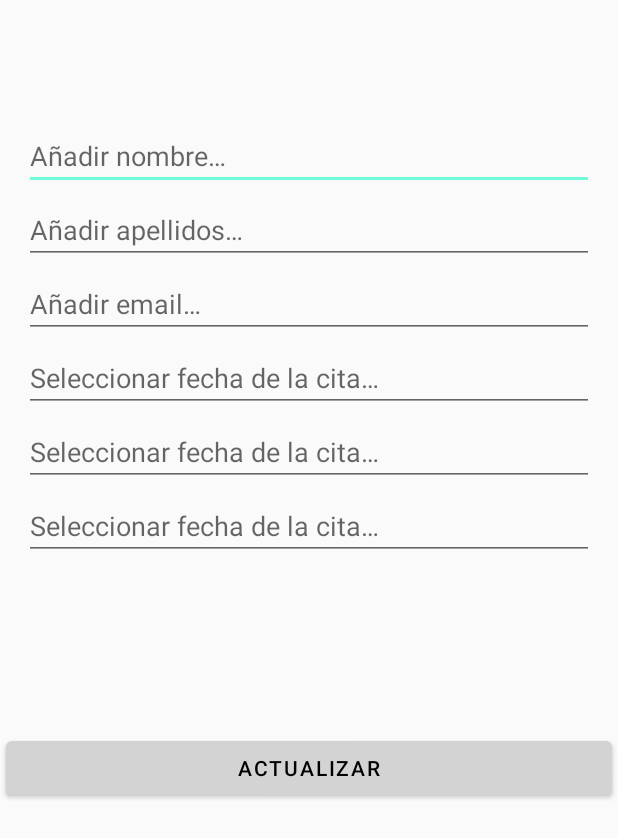
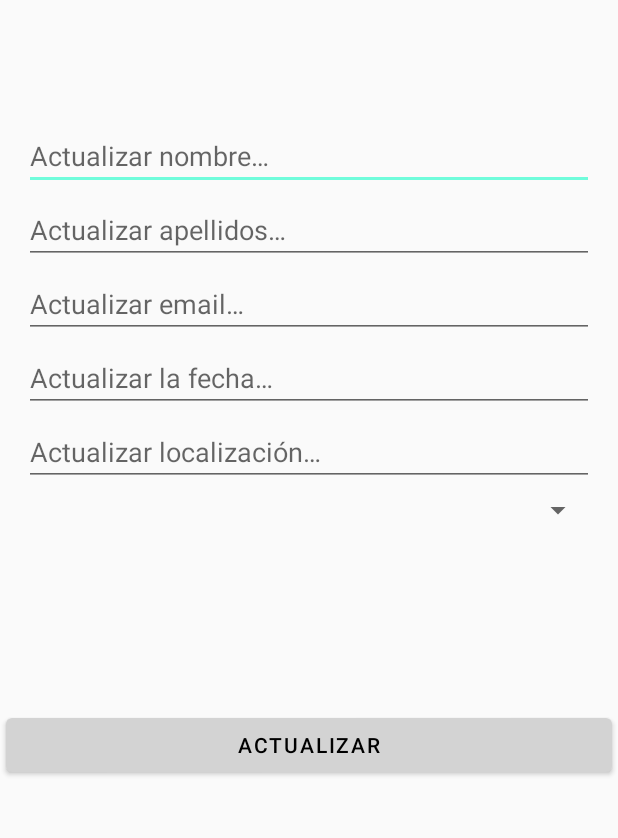
Before and after one commit to JorgeGalingP/android-appointments, an Android app: the layout activity_update.xml on its own in the app's theme, with its tools: preview values and no code run, on a phone screen of 412 x 824 dp. Shown: the top 838 px of the screen. Run offline under Robolectric (Android 15) with nearby library versions, the phone set to English and light mode, and no system bars.

Commit message:
WIP Spinner State on UpdateActivity.java

```diff
--- a/app/src/main/res/layout/activity_update.xml
+++ b/app/src/main/res/layout/activity_update.xml
@@ -16,7 +16,7 @@
             android:id="@+id/editTextName"
             tools:layout_editor_absoluteX="37dp"
             android:autofillHints=""
-            android:hint="@string/registry_name"
+            android:hint="@string/update_name"
             android:singleLine="true"
             android:layout_marginRight="16dp"
             android:layout_marginLeft="16dp"
@@ -32,7 +32,7 @@
             android:id="@+id/editTextSurname"
             tools:layout_editor_absoluteX="0dp"
             android:autofillHints=""
-            android:hint="@string/registry_surname"
+            android:hint="@string/update_surname"
             android:singleLine="true"
             android:layout_marginRight="16dp"
             android:layout_marginLeft="16dp"
@@ -49,7 +49,7 @@
             android:id="@+id/editTextEmail"
             tools:layout_editor_absoluteX="0dp"
             android:autofillHints=""
-            android:hint="@string/registry_email"
+            android:hint="@string/update_email"
             android:singleLine="true"
             android:layout_marginRight="16dp"
             android:layout_marginLeft="16dp"
@@ -67,7 +67,7 @@
             android:id="@+id/editTextDate"
             tools:layout_editor_absoluteX="0dp"
             android:autofillHints=""
-            android:hint="@string/registry_date"
+            android:hint="@string/update_date"
             android:singleLine="true"
             android:layout_marginRight="16dp"
             android:layout_marginLeft="16dp"
@@ -85,7 +85,7 @@
             android:id="@+id/editTextLocation"
             tools:layout_editor_absoluteX="0dp"
             android:autofillHints=""
-            android:hint="@string/registry_date"
+            android:hint="@string/update_location"
             android:singleLine="true"
             android:layout_marginRight="16dp"
             android:layout_marginLeft="16dp"
@@ -93,7 +93,7 @@
             app:layout_constraintBottom_toBottomOf="parent"
             app:layout_constraintTop_toBottomOf="@+id/editTextDate"
             app:layout_constraintVertical_bias="0.0"/>
-    <EditText
+    <!--<EditText
             android:layout_width="match_parent"
             android:layout_height="wrap_content"
             android:inputType="text"
@@ -103,13 +103,27 @@
             android:id="@+id/editTextState"
             tools:layout_editor_absoluteX="0dp"
             android:autofillHints=""
-            android:hint="@string/registry_date"
+            android:hint="@string/update_state"
             android:singleLine="true"
             android:layout_marginRight="16dp"
             android:layout_marginLeft="16dp"
             android:layout_marginTop="4dp"
             app:layout_constraintBottom_toBottomOf="parent"
             app:layout_constraintTop_toBottomOf="@+id/editTextLocation"
+            app:layout_constraintVertical_bias="0.0"/>-->
+
+    <Spinner
+            android:id="@+id/stateSpinner"
+            android:layout_width="match_parent"
+            android:layout_height="wrap_content"
+            android:hint="@string/update_state"
+            android:singleLine="true"
+            tools:layout_editor_absoluteX="0dp"
+            android:layout_marginTop="4dp"
+            android:layout_marginRight="16dp"
+            android:layout_marginLeft="16dp"
+            app:layout_constraintTop_toBottomOf="@+id/editTextLocation"
+            app:layout_constraintBottom_toBottomOf="parent"
             app:layout_constraintVertical_bias="0.0"/>
     <Button
             android:id="@+id/updateButton"
@@ -119,7 +133,7 @@
             android:layout_margin="4dp"
             tools:layout_editor_absoluteX="0dp"
             app:layout_constraintBottom_toBottomOf="parent"
-            app:layout_constraintTop_toBottomOf="@+id/editTextState"
+            app:layout_constraintTop_toBottomOf="@+id/stateSpinner"
             app:layout_constraintVertical_bias="0.28"
             app:backgroundTint="@color/colorGray"
             android:textColor="#000000"/>
--- a/app/src/main/res/values/strings.xml
+++ b/app/src/main/res/values/strings.xml
@@ -8,9 +8,15 @@
     <string name="registry_name">Añadir nombre…</string>
     <string name="registry_surname">Añadir apellidos…</string>
     <string name="registry_email">Añadir email…</string>
-    <string name="registry_date">Seleccionar fecha de la cita…</string>
+    <string name="registry_date">Seleccionar la fecha…</string>
     <string name="registry_message_sucess">Registrado correctamente</string>
     <string name="registry_message_fail">Faltan datos requeridos</string>
+    <string name="update_name">Actualizar nombre…</string>
+    <string name="update_surname">Actualizar apellidos…</string>
+    <string name="update_email">Actualizar email…</string>
+    <string name="update_date">Actualizar la fecha…</string>
+    <string name="update_location">Actualizar localización…</string>
+    <string name="update_state">Actualizar el estado…</string>
     <string name="update_message_sucess">Actualizado correctamente</string>
     <string name="update_message_fail">Faltan datos requeridos</string>
     <string name="item_appointment_name">Nombre</string>
```
Also changed, not shown: app/src/main/java/com/ldm/cogetucita/activities/UpdateActivity.java (+40 -12 lines), app/src/main/res/values/state_array.xml (added, +8 -0 lines).
